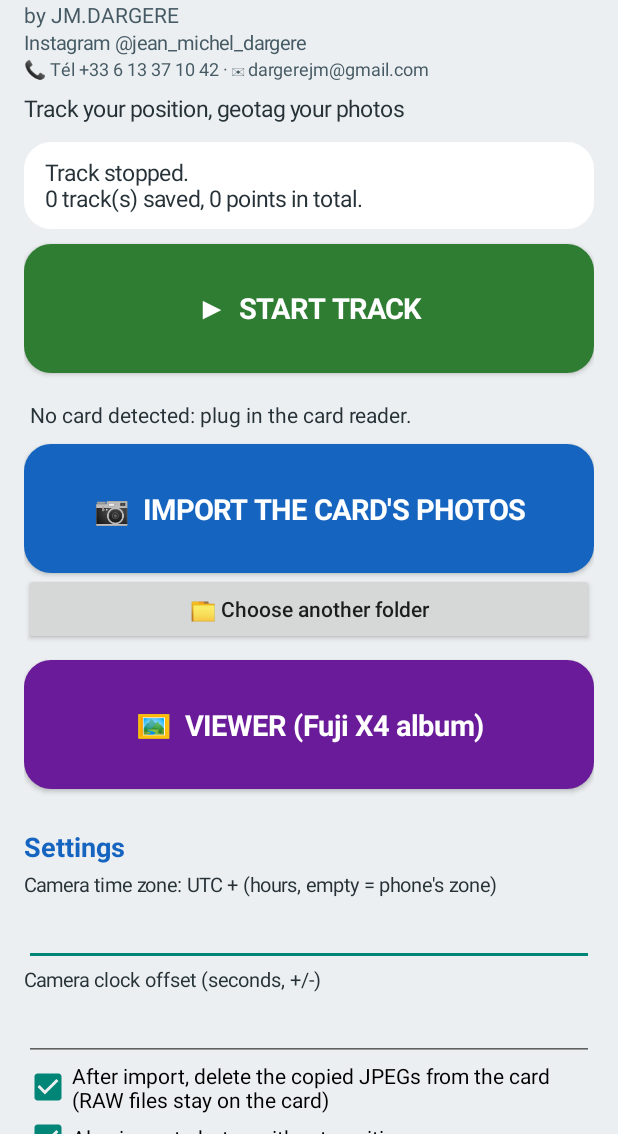
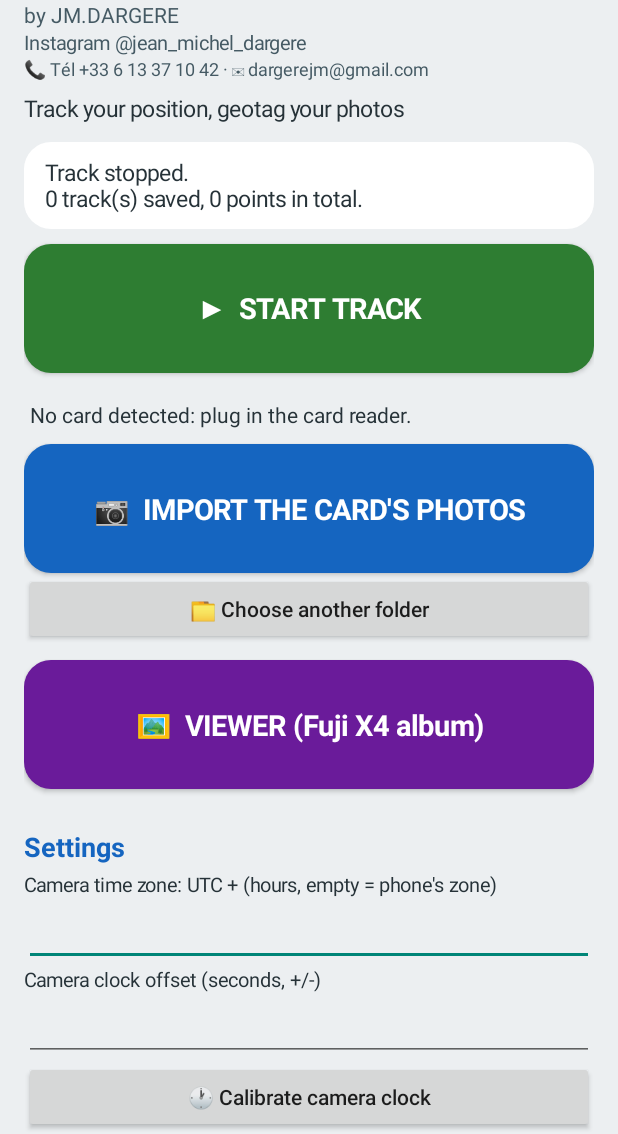
Before and after one commit to dargerejm-oss/trace-photo-android, an Android app: the screen it shows after launch (MainActivity), on a phone screen of 412 x 824 dp, the part 102-1236 px from its top. Run offline under Robolectric (Android 15) with nearby library versions, the phone set to English and light mode, and no system bars; pictures from the network do not load.

Commit message:
v2.3: calibrage horloge, photos hors trace (voisine), economie batterie, album par appareil
Co-Authored-By: Claude Sonnet 5.5 <noreply@anthropic.com>
Claude-Session: https://claude.ai/code/session_01HG97iMfEjTevcNT62nJE5X

```diff
--- a/app/build.gradle.kts
+++ b/app/build.gradle.kts
@@ -10,8 +10,8 @@ android {
         applicationId = "com.jmdargere.tracephoto"
         minSdk = 29
         targetSdk = 34
-        versionCode = 6
-        versionName = "2.2"
+        versionCode = 7
+        versionName = "2.3"
     }
     compileOptions {
         sourceCompatibility = JavaVersion.VERSION_17
--- a/app/src/main/java/com/jmdargere/tracephoto/T.kt
+++ b/app/src/main/java/com/jmdargere/tracephoto/T.kt
@@ -22,6 +22,17 @@ object T {
         "fuseau" to "Heure de l'appareil photo : UTC + (heures, vide = fuseau du téléphone)",
         "decal" to "Décalage de l'horloge de l'appareil (secondes, +/-)",
         "remplacer" to "Remplacer les positions déjà présentes",
+        "calib" to "🕐 Calibrer l'horloge de l'appareil",
+        "calib_1" to "Photographie cet écran avec ton appareil, puis appuie sur Suivant et choisis la photo.",
+        "calib_suite" to "Suivant ▶",
+        "calib_2" to "Heure enregistrée par l'appareil : %s\nTape l'heure affichée sur l'écran photographié (HH:MM:SS) :",
+        "calib_ok" to "Décalage enregistré : %d s",
+        "calib_err" to "Lecture impossible, réessaie.",
+        "o_vois" to "Photos hors trace : prendre la position de la photo voisine (±3 h)",
+        "o_eco" to "🔋 Économie de batterie (moins de points à l'arrêt)",
+        "o_parapp" to "Un album par appareil photo",
+        "album" to "Nom de l'album (Pictures/…)",
+        "bilan_est" to "\n≈ %d position(s) estimée(s) d'après une photo voisine",
         "batt" to "🔋 Autoriser en arrière-plan (Xiaomi)",
         "stop_trt" to "⏹ STOP",
         "lecture" to "Lecture des traces…",
@@ -86,6 +97,17 @@ object T {
         "fuseau" to "Camera time zone: UTC + (hours, empty = phone's zone)",
         "decal" to "Camera clock offset (seconds, +/-)",
         "remplacer" to "Replace positions already present",
+        "calib" to "🕐 Calibrate camera clock",
+        "calib_1" to "Photograph this screen with your camera, then tap Next and pick the photo.",
+        "calib_suite" to "Next ▶",
+        "calib_2" to "Time recorded by camera: %s\nType the time shown on the photographed screen (HH:MM:SS):",
+        "calib_ok" to "Offset saved: %d s",
+        "calib_err" to "Could not read, try again.",
+        "o_vois" to "Photos outside the trace: use the nearest photo's position (±3 h)",
+        "o_eco" to "🔋 Battery saver (fewer points when still)",
+        "o_parapp" to "One album per camera",
+        "album" to "Album name (Pictures/…)",
+        "bilan_est" to "\n≈ %d position(s) estimated from a neighbouring photo",
         "batt" to "🔋 Allow in background (Xiaomi)",
         "stop_trt" to "⏹ STOP",
         "lecture" to "Reading tracks…",
```
Also changed, not shown: app/src/main/java/com/jmdargere/tracephoto/Geoloc.kt (+51 -11 lines), app/src/main/java/com/jmdargere/tracephoto/MainActivity.kt (+57 -2 lines), app/src/main/java/com/jmdargere/tracephoto/TraceService.kt (+17 -0 lines).
